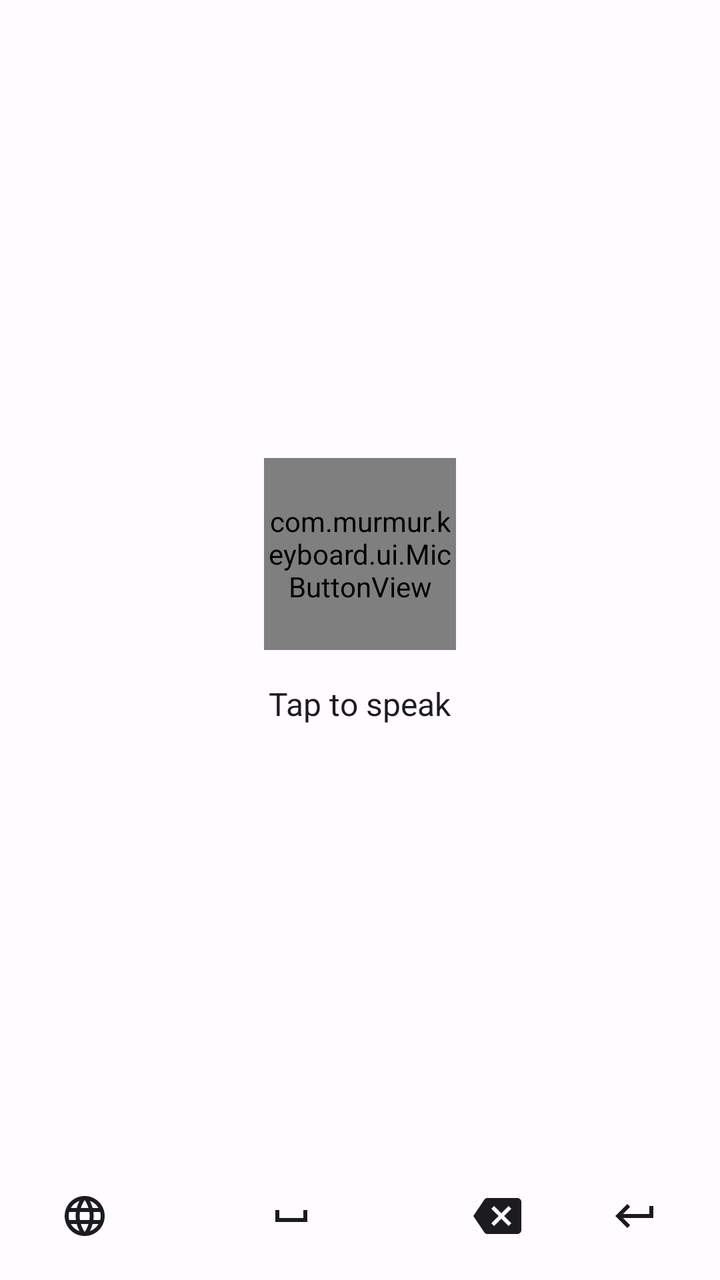
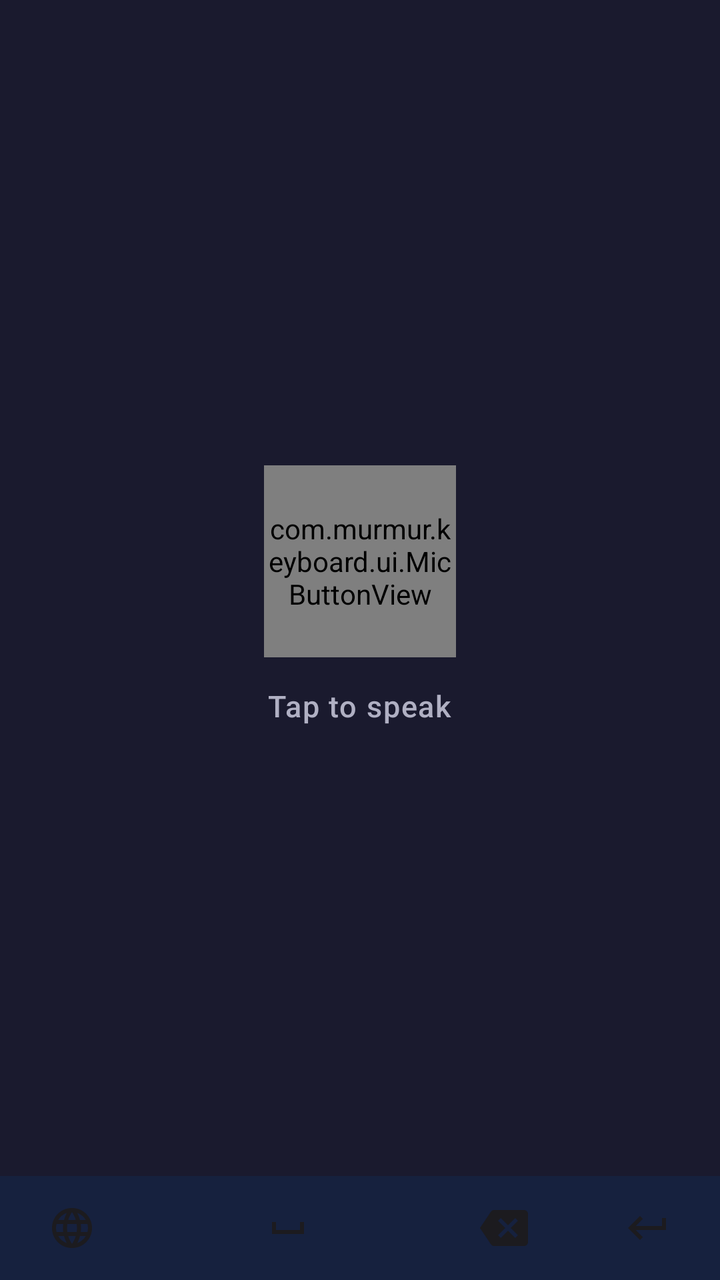

Compare the two renders of this Android layout. The source of the first and the diff that turns it into the second are given below.
<!-- AndroidManifest.xml: application theme Theme.Murmur -->
<!-- res/layout/keyboard_view.xml -->
<?xml version="1.0" encoding="utf-8"?>
<LinearLayout xmlns:android="http://schemas.android.com/apk/res/android"
    xmlns:app="http://schemas.android.com/apk/res-auto"
    android:layout_width="match_parent"
    android:layout_height="240dp"
    android:background="?attr/colorSurface"
    android:orientation="vertical"
    android:padding="8dp">

    <LinearLayout
        android:layout_width="match_parent"
        android:layout_height="0dp"
        android:layout_weight="1"
        android:gravity="center"
        android:orientation="vertical">

        <com.murmur.keyboard.ui.MicButtonView
            android:id="@+id/mic_button"
            android:layout_width="96dp"
            android:layout_height="96dp"
            android:layout_gravity="center" />

        <TextView
            android:id="@+id/hint_text"
            android:layout_width="wrap_content"
            android:layout_height="wrap_content"
            android:layout_marginTop="16dp"
            android:text="Tap to speak"
            android:textColor="?attr/colorOnSurface"
            android:textSize="16sp" />

        <TextView
            android:id="@+id/timer_text"
            android:layout_width="wrap_content"
            android:layout_height="wrap_content"
            android:layout_marginTop="4dp"
            android:textColor="?attr/colorOnSurface"
            android:textSize="14sp"
            android:visibility="gone" />
    </LinearLayout>

    <LinearLayout
        android:layout_width="match_parent"
        android:layout_height="48dp"
        android:gravity="center_vertical"
        android:orientation="horizontal"
        android:weightSum="4">

        <ImageButton
            android:id="@+id/btn_globe"
            android:layout_width="0dp"
            android:layout_height="match_parent"
            android:layout_weight="0.8"
            android:background="?attr/selectableItemBackgroundBorderless"
            android:src="@drawable/ic_globe"
            android:contentDescription="Switch keyboard" />

        <ImageButton
            android:id="@+id/btn_space"
            android:layout_width="0dp"
            android:layout_height="match_parent"
            android:layout_weight="1.6"
            android:background="?attr/selectableItemBackgroundBorderless"
            android:src="@drawable/ic_space"
            android:contentDescription="Space" />

        <ImageButton
            android:id="@+id/btn_backspace"
            android:layout_width="0dp"
            android:layout_height="match_parent"
            android:layout_weight="0.8"
            android:background="?attr/selectableItemBackgroundBorderless"
            android:src="@drawable/ic_backspace"
            android:contentDescription="Backspace" />

        <ImageButton
            android:id="@+id/btn_enter"
            android:layout_width="0dp"
            android:layout_height="match_parent"
            android:layout_weight="0.8"
            android:background="?attr/selectableItemBackgroundBorderless"
            android:src="@drawable/ic_enter"
            android:contentDescription="Enter" />

    </LinearLayout>
</LinearLayout>
<!-- resources referenced by this layout -->
<resources>
  <!-- drawable ic_backspace (drawable) -->
  <vector xmlns:android="http://schemas.android.com/apk/res/android"
      android:width="24dp"
      android:height="24dp"
      android:viewportWidth="24"
      android:viewportHeight="24">
    <path
        android:pathData="M22,3H7C6.31,3 5.77,3.38 5.41,3.94L0,12l5.41,8.06C5.77,20.62 6.31,21 7,21h15c1.1,0 2,-0.9 2,-2V5C24,3.9 23.1,3 22,3zM19,15.59L17.59,17 14,13.41 10.41,17 9,15.59 12.59,12 9,8.41 10.41,7 14,10.59 17.59,7 19,8.41 15.41,12 19,15.59z"
        android:fillColor="#1C1B1F"/>
  </vector>
  <!-- drawable ic_enter (drawable) -->
  <vector xmlns:android="http://schemas.android.com/apk/res/android"
      android:width="24dp"
      android:height="24dp"
      android:viewportWidth="24"
      android:viewportHeight="24">
    <path
        android:pathData="M19,7v4H5.83l3.58,-3.59L8,6l-6,6 6,6 1.41,-1.41L5.83,13H21V7h-2z"
        android:fillColor="#1C1B1F"/>
  </vector>
  <!-- drawable ic_globe (drawable) -->
  <vector xmlns:android="http://schemas.android.com/apk/res/android"
      android:width="24dp"
      android:height="24dp"
      android:viewportWidth="24"
      android:viewportHeight="24">
    <path
        android:pathData="M11.99,2C6.47,2 2,6.48 2,12s4.47,10 9.99,10C17.52,22 22,17.52 22,12S17.52,2 11.99,2zM18.92,8h-2.95c-0.32,-1.25 -0.78,-2.45 -1.38,-3.56 1.84,0.63 3.37,1.91 4.33,3.56zM12,4.04c0.83,1.2 1.48,2.53 1.91,3.96h-3.82c0.43,-1.43 1.08,-2.76 1.91,-3.96zM4.26,14C4.09,13.36 4,12.69 4,12s0.09,-1.36 0.26,-2h3.38c-0.08,0.66 -0.14,1.32 -0.14,2s0.06,1.34 0.14,2H4.26zM5.08,16h2.95c0.32,1.25 0.78,2.45 1.38,3.56 -1.84,-0.63 -3.37,-1.9 -4.33,-3.56zM8.03,8H5.08c0.96,-1.66 2.49,-2.93 4.33,-3.56C8.81,5.55 8.35,6.75 8.03,8zM12,19.96c-0.83,-1.2 -1.48,-2.53 -1.91,-3.96h3.82c-0.43,1.43 -1.08,2.76 -1.91,3.96zM14.34,14H9.66c-0.09,-0.66 -0.16,-1.32 -0.16,-2s0.07,-1.35 0.16,-2h4.68c0.09,0.65 0.16,1.32 0.16,2s-0.07,1.34 -0.16,2zM14.59,19.56c0.6,-1.11 1.06,-2.31 1.38,-3.56h2.95c-0.96,1.65 -2.49,2.93 -4.33,3.56zM16.36,14c0.08,-0.66 0.14,-1.32 0.14,-2s-0.06,-1.34 -0.14,-2h3.38c0.16,0.64 0.26,1.31 0.26,2s-0.1,1.36 -0.26,2h-3.38z"
        android:fillColor="#1C1B1F"/>
  </vector>
  <!-- drawable ic_space (drawable) -->
  <vector xmlns:android="http://schemas.android.com/apk/res/android"
      android:width="24dp"
      android:height="24dp"
      android:viewportWidth="24"
      android:viewportHeight="24">
    <path
        android:pathData="M18,9v4H6V9H4v6h16V9h-2z"
        android:fillColor="#1C1B1F"/>
  </vector>
  <style name="Theme.Murmur" parent="Theme.MaterialComponents.DayNight.NoActionBar">
          <item name="colorPrimary">#6750A4</item>
          <item name="colorPrimaryVariant">#6750A4</item>
          <item name="colorOnPrimary">#FFFFFF</item>
          <item name="colorSecondary">#625B71</item>
          <item name="colorSecondaryVariant">#625B71</item>
          <item name="colorOnSecondary">#FFFFFF</item>
          <item name="colorError">#B3261E</item>
          <item name="colorOnError">#FFFFFF</item>
          <item name="colorSurface">#FFFBFE</item>
          <item name="colorOnSurface">#1C1B1F</item>
          <item name="android:colorBackground">#FFFBFE</item>
          <item name="colorOnBackground">#1C1B1F</item>
      </style>
</resources>

<!-- the commit's change to res/layout/keyboard_view.xml (unified diff, before → after) -->
@@ -1,18 +1,19 @@
 <?xml version="1.0" encoding="utf-8"?>
 <LinearLayout xmlns:android="http://schemas.android.com/apk/res/android"
-    xmlns:app="http://schemas.android.com/apk/res-auto"
     android:layout_width="match_parent"
-    android:layout_height="240dp"
-    android:background="?attr/colorSurface"
-    android:orientation="vertical"
-    android:padding="8dp">
+    android:layout_height="260dp"
+    android:background="#1A1A2E"
+    android:orientation="vertical">
 
+    
     <LinearLayout
         android:layout_width="match_parent"
         android:layout_height="0dp"
         android:layout_weight="1"
         android:gravity="center"
-        android:orientation="vertical">
+        android:orientation="vertical"
+        android:paddingTop="12dp"
+        android:paddingBottom="4dp">
 
         <com.murmur.keyboard.ui.MicButtonView
             android:id="@+id/mic_button"
@@ -24,24 +25,29 @@
             android:id="@+id/hint_text"
             android:layout_width="wrap_content"
             android:layout_height="wrap_content"
-            android:layout_marginTop="16dp"
+            android:layout_marginTop="14dp"
             android:text="Tap to speak"
-            android:textColor="?attr/colorOnSurface"
-            android:textSize="16sp" />
+            android:textColor="#B0B0C3"
+            android:textSize="15sp"
+            android:letterSpacing="0.04"
+            android:fontFamily="sans-serif-medium" />
 
         <TextView
             android:id="@+id/timer_text"
             android:layout_width="wrap_content"
             android:layout_height="wrap_content"
             android:layout_marginTop="4dp"
-            android:textColor="?attr/colorOnSurface"
-            android:textSize="14sp"
+            android:textColor="#B0B0C3"
+            android:textSize="13sp"
             android:visibility="gone" />
+
     </LinearLayout>
 
+    
     <LinearLayout
         android:layout_width="match_parent"
-        android:layout_height="48dp"
+        android:layout_height="52dp"
+        android:background="#16213E"
         android:gravity="center_vertical"
         android:orientation="horizontal"
         android:weightSum="4">
@@ -51,8 +57,9 @@
             android:layout_width="0dp"
             android:layout_height="match_parent"
             android:layout_weight="0.8"
-            android:background="?attr/selectableItemBackgroundBorderless"
+            android:background="@drawable/ripple_btn_bar"
             android:src="@drawable/ic_globe"
+            android:scaleType="center"
             android:contentDescription="Switch keyboard" />
 
         <ImageButton
@@ -60,8 +67,9 @@
             android:layout_width="0dp"
             android:layout_height="match_parent"
             android:layout_weight="1.6"
-            android:background="?attr/selectableItemBackgroundBorderless"
+            android:background="@drawable/ripple_btn_bar"
             android:src="@drawable/ic_space"
+            android:scaleType="center"
             android:contentDescription="Space" />
 
         <ImageButton
@@ -69,8 +77,9 @@
             android:layout_width="0dp"
             android:layout_height="match_parent"
             android:layout_weight="0.8"
-            android:background="?attr/selectableItemBackgroundBorderless"
+            android:background="@drawable/ripple_btn_bar"
             android:src="@drawable/ic_backspace"
+            android:scaleType="center"
             android:contentDescription="Backspace" />
 
         <ImageButton
@@ -78,9 +87,11 @@
             android:layout_width="0dp"
             android:layout_height="match_parent"
             android:layout_weight="0.8"
-            android:background="?attr/selectableItemBackgroundBorderless"
+            android:background="@drawable/ripple_btn_bar"
             android:src="@drawable/ic_enter"
+            android:scaleType="center"
             android:contentDescription="Enter" />
 
     </LinearLayout>
+
 </LinearLayout>
<!-- resource entries referenced after the edit -->
@@ -40,6 +40,17 @@
         android:pathData="M18,9v4H6V9H4v6h16V9h-2z"
         android:fillColor="#1C1B1F"/>
   </vector>
+  <!-- drawable ripple_btn_bar (drawable) -->
+  <?xml version="1.0" encoding="utf-8"?>
+  <ripple xmlns:android="http://schemas.android.com/apk/res/android"
+      android:color="#33FFFFFF">
+      <item>
+          <shape android:shape="rectangle">
+              <corners android:radius="8dp" />
+              <solid android:color="@android:color/transparent" />
+          </shape>
+      </item>
+  </ripple>
   <style name="Theme.Murmur" parent="Theme.MaterialComponents.DayNight.NoActionBar">
           <item name="colorPrimary">#6750A4</item>
           <item name="colorPrimaryVariant">#6750A4</item>
